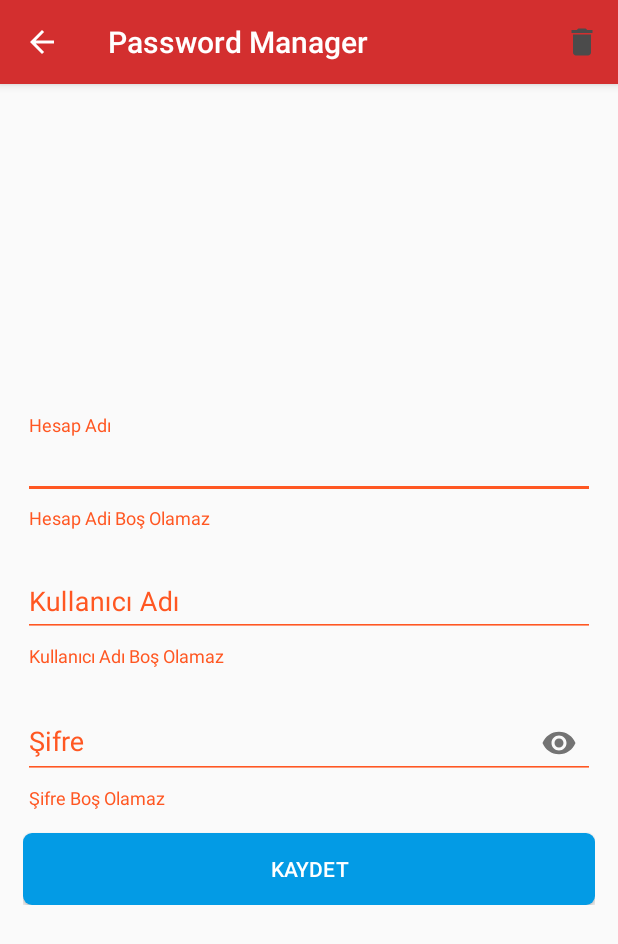
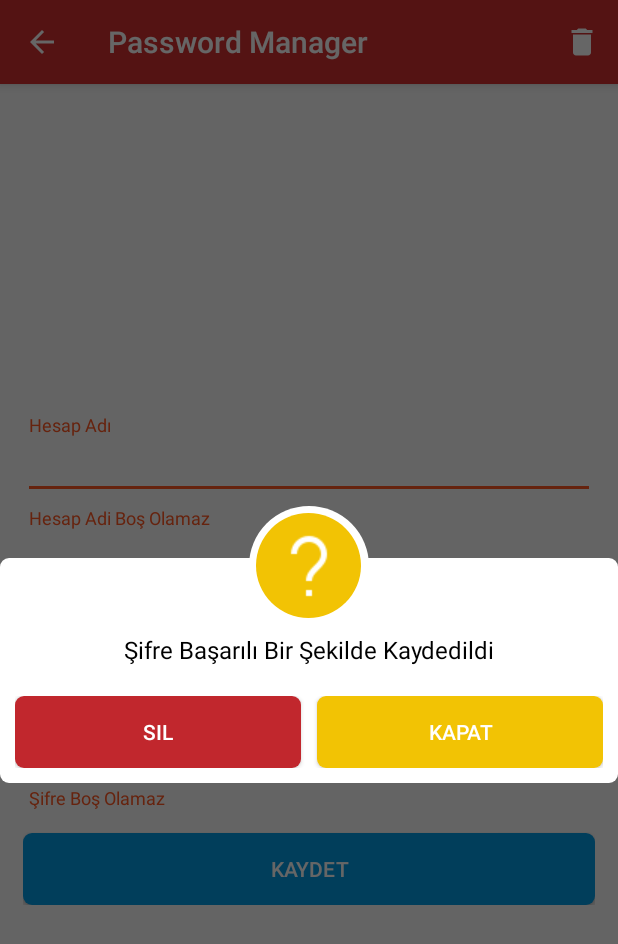
Before and after one commit to aliosmanoktar/PasswordManager, an Android app: the AddedPasswordActivity screen opened directly, with no data from a screen before it, after a tap on "Sil", on a phone screen of 412 x 824 dp. Shown: the top 944 px of the screen. Run offline under Robolectric (Android 15) with nearby library versions, the phone set to English and light mode, and no system bars; 3 statements that could not run were skipped; 1 other tap on this screen came first.

Commit message:
Added delete question

```diff
--- a/app/src/main/java/com/aliosman/passwordmanager/Activity/AddedPasswordActivity.kt
+++ b/app/src/main/java/com/aliosman/passwordmanager/Activity/AddedPasswordActivity.kt
@@ -61,7 +61,26 @@ class AddedPasswordActivity : AppCompatActivity() {
     }
 
     override fun onOptionsItemSelected(item: MenuItem): Boolean {
-        if (item.itemId == R.id.delete_password_menu)
+        if (item.itemId == R.id.delete_password_menu) {
+            dialog.Question()
+            dialog.setClick1(object : IButtonClick {
+                override fun Click() {
+                    Remove()
+                }
+            })
+            dialog.setClick(object : IButtonClick {
+                override fun Click() {
+                    dialog.Hide()
+                }
+            })
+            dialog.Show()
+        } else if (item.itemId == android.R.id.home) {
+            finish()
+        }
+        return true
+    }
+
+    private fun Remove() {
         Backgrounds().RemovePassword(PasswordItem!!, object : IAddAndUpdate {
             override fun OnSucces() {
                 Log.e(TAG, "Remove OnSucces")
@@ -82,12 +101,7 @@ class AddedPasswordActivity : AppCompatActivity() {
             }
 
         })
-        else if (item.itemId == android.R.id.home) {
-            finish()
     }
-        return true
-    }
-
     private fun GetData(): PasswordModel =
         PasswordModel(
             HesapAdi = HesapAdi.text.toString(),
--- a/app/src/main/java/com/aliosman/passwordmanager/Adapter/DialogAdapter.kt
+++ b/app/src/main/java/com/aliosman/passwordmanager/Adapter/DialogAdapter.kt
@@ -26,6 +26,7 @@ class DialogAdapter(val context: Context) {
     private lateinit var button: Button
     private lateinit var progess: ProgressBar
     private lateinit var background: RelativeLayout
+    private lateinit var button1: Button
 
     init {
         createDialog(AlertDialog.Builder(context))
@@ -41,13 +42,15 @@ class DialogAdapter(val context: Context) {
         dialog.setCanceledOnTouchOutside(false)
         img = dialogView.findViewById(R.id.dialog_image)
         button = dialogView.findViewById(R.id.dialog_btn)
+        button1 = dialogView.findViewById(R.id.dialog_btn_remove)
         text = dialogView.findViewById(R.id.dialog_text)
         progess = dialogView.findViewById(R.id.dialog_progress)
         background = dialogView.findViewById(R.id.dialog_img_background)
     }
 
     fun Show() {
-        dialog.show()
+        if (!dialog.isShowing)
+            dialog.show()
     }
 
     fun setClick(click: IButtonClick): DialogAdapter {
@@ -57,7 +60,14 @@ class DialogAdapter(val context: Context) {
         return this
     }
 
+    fun setClick1(click: IButtonClick) {
+        button1.setOnClickListener {
+            click.Click()
+        }
+    }
+
     fun loaing() {
+        button1.visibility = View.GONE
         progess.visibility = View.VISIBLE
         img.visibility = View.GONE
         button.visibility = View.GONE
@@ -65,6 +75,7 @@ class DialogAdapter(val context: Context) {
     }
 
     fun succes() {
+        button1.visibility = View.GONE
         progess.visibility = View.GONE
         img.visibility = View.VISIBLE
         button.visibility = View.VISIBLE
@@ -74,6 +85,7 @@ class DialogAdapter(val context: Context) {
     }
 
     fun OnError() {
+        button1.visibility = View.GONE
         progess.visibility = View.GONE
         img.visibility = View.VISIBLE
         button.visibility = View.VISIBLE
@@ -82,54 +94,21 @@ class DialogAdapter(val context: Context) {
         button.background.setTint(ContextCompat.getColor(context, R.color.color_error))
     }
 
+    fun Question() {
+        progess.visibility = View.GONE
+        img.visibility = View.VISIBLE
+        button.visibility = View.VISIBLE
+        button1.visibility = View.VISIBLE
+        img.setImageDrawable(context.resources.getDrawable(R.drawable.ic_question, null))
+        background.background.setTint(ContextCompat.getColor(context, R.color.color_question))
+        button.background.setTint(ContextCompat.getColor(context, R.color.color_question))
+    }
+
     fun setTitle(title: String) {
         text.text = title
     }
 
     fun Hide() {
-        dialog.dismiss()
+        dialog.hide()
     }
-    /*override fun onCreateView(
-        inflater: LayoutInflater,
-        container: ViewGroup?,
-        savedInstanceState: Bundle?
-    ): View? {
-        val v = inflater.inflate(R.layout.layout_dialog,container,false)
-        img=v.findViewById(R.id.dialog_image)
-        button=v.findViewById(R.id.dialog_btn)
-        text=v.findViewById(R.id.dialog_text)
-        dialog?.window?.setBackgroundDrawable(ColorDrawable(Color.TRANSPARENT))
-        dialog?.window?.requestFeature(Window.FEATURE_NO_TITLE)
-        dialog?.setCanceledOnTouchOutside(false)
-        setClick()
-        return v
-    }
-
-    fun settitle(title: String){
-        text.text=title
-    }
-
-    fun loaing(){
-        img.visibility=View.GONE
-        button.visibility=View.GONE
-        background.background.setTint(ContextCompat.getColor(context!!,R.color.color_loading))
-    }
-
-    fun succes(){
-        progess.visibility=View.GONE
-        img.visibility=View.VISIBLE
-        button.visibility=View.VISIBLE
-        img.setImageDrawable(resources.getDrawable(R.drawable.ic_success,null))
-        background.background.setTint(ContextCompat.getColor(context!!,R.color.color_succes))
-        button.background.setTint(ContextCompat.getColor(context!!,R.color.color_succes))
-    }
-
-    fun OnError(){
-        progess.visibility=View.GONE
-        img.visibility=View.VISIBLE
-        button.visibility=View.VISIBLE
-        img.setImageDrawable(resources.getDrawable(R.drawable.ic_dialog_error,null))
-        background.background.setTint(ContextCompat.getColor(context!!,R.color.color_error))
-        button.background.setTint(ContextCompat.getColor(context!!,R.color.color_error))
-    }*/
 }
--- a/app/src/main/res/drawable/ic_delete.xml
+++ b/app/src/main/res/drawable/ic_delete.xml
@@ -8,7 +8,7 @@
     android:width="24dp"
     android:height="24dp"
     android:autoMirrored="true"
-    android:tint="#4B4B4B"
+    android:tint="@color/white"
     android:viewportWidth="24"
     android:viewportHeight="24">
     <path
--- a/app/src/main/res/layout/layout_dialog.xml
+++ b/app/src/main/res/layout/layout_dialog.xml
@@ -28,18 +28,39 @@
             android:textColor="@android:color/black"
             android:textSize="16sp" />
 
-        <Button
-            android:id="@+id/dialog_btn"
+        <LinearLayout
             android:layout_width="match_parent"
             android:layout_height="wrap_content"
-            android:layout_gravity="center"
             android:layout_marginStart="10dp"
             android:layout_marginTop="20dp"
             android:layout_marginEnd="10dp"
-            android:background="@drawable/shape_btn_rounded"
-            android:backgroundTint="#00b576"
-            android:text="Kapat"
-            android:textColor="@color/white" />
+            android:orientation="horizontal">
+
+            <Button
+                android:id="@+id/dialog_btn_remove"
+                android:layout_width="match_parent"
+                android:layout_height="wrap_content"
+                android:layout_gravity="center"
+                android:layout_marginEnd="5dp"
+                android:layout_weight="1"
+                android:background="@drawable/shape_btn_rounded"
+                android:backgroundTint="@color/color_error"
+                android:text="Sil"
+                android:textColor="@color/white"
+                android:visibility="gone" />
+
+            <Button
+                android:id="@+id/dialog_btn"
+                android:layout_width="match_parent"
+                android:layout_height="wrap_content"
+                android:layout_gravity="center"
+                android:layout_marginStart="5dp"
+                android:layout_weight="1"
+                android:background="@drawable/shape_btn_rounded"
+                android:backgroundTint="#00b576"
+                android:text="Kapat"
+                android:textColor="@color/white" />
+        </LinearLayout>
     </LinearLayout>
 
     <RelativeLayout
@@ -63,7 +84,8 @@
             android:layout_height="70dp"
             android:layout_centerInParent="true"
             android:scaleType="center"
-            android:src="@drawable/ic_success" />
+            android:src="@drawable/ic_question"
+            android:tint="@color/white" />
 
         <ProgressBar
             android:id="@+id/dialog_progress"
--- a/app/src/main/res/values/colors.xml
+++ b/app/src/main/res/values/colors.xml
@@ -12,5 +12,6 @@
     <color name="white">#FFFFFF</color>
     <color name="color_succes">#00B576</color>
     <color name="color_error">#C1272D</color>
-    <color name="color_loading">@android:color/darker_gray</color>
+    <color name="color_loading">#2866BF</color>
+    <color name="color_question">#f2c304</color>
 </resources>
```
Also changed, not shown: app/src/main/res/drawable/ic_question.png (added). Lines whose indentation alone changed are shown as unchanged.
